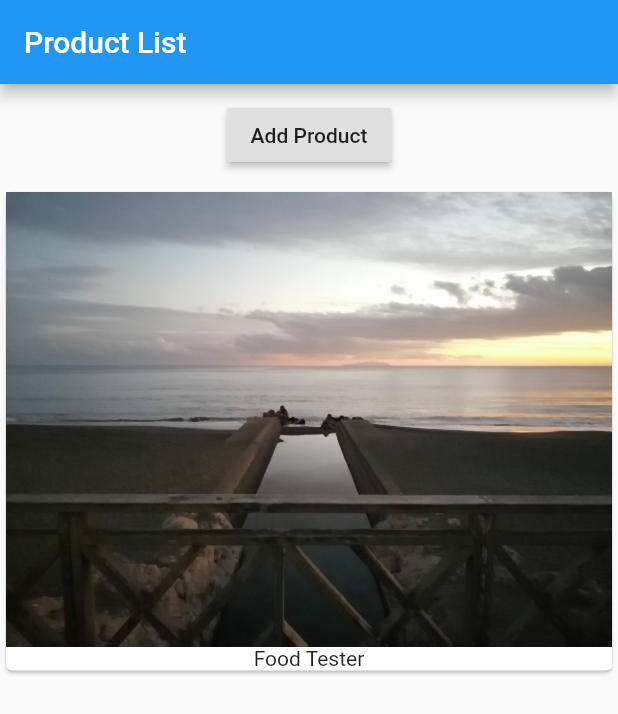
After one commit to jonathanpperry/flutter-product-list, a Flutter app: the screen it shows after launch, on a phone screen of 412 x 824 dp. The commit adds this screen. Shown: the top 714 px of the screen. Run offline on Flutter 3.47's test engine with Material 2 defaults, Android fonts, the phone set to English and light mode, and no system bars.

Commit message:
Separated out products into a class and logic for handling add of product into a project manager class, behavior same as before

```diff
--- a/lib/main.dart
+++ b/lib/main.dart
@@ -1,19 +1,13 @@
+// Flutter imports
 import 'package:flutter/material.dart';
+// Local component imports
+import './product_manager.dart';
 
 main() {
   runApp(ProductsApp());
 }
 
-class ProductsApp extends StatefulWidget {
-  @override
-  State<StatefulWidget> createState() {
-    // Return the state
-    return _MyAppState();
-  }
-}
-
-class _MyAppState extends State<ProductsApp> {
-  List<String> _products = ["Food Tester"];
+class ProductsApp extends StatelessWidget {
   @override
   Widget build(BuildContext context) {
     return MaterialApp(
@@ -22,33 +16,8 @@ class _MyAppState extends State<ProductsApp> {
           appBar: AppBar(
             title: Text("Product List"),
           ),
-          body: Column(
-            children: [
-              Container(
-                margin: EdgeInsets.all(10),
-                child: RaisedButton(
-                  onPressed: () {
-                    setState(() {
-                      _products.add("Advanced Food Tester");
-                    });
-                  },
-                  child: Text("Add Product"),
-                ),
-              ),
-              Column(
-                children: _products
-                    .map((e) => Card(
-                          child: Column(
-                            children: [
-                              Image.asset("assets/beach.jpg"),
-                              Text(e)
-                            ],
-                          ),
-                        ))
-                    .toList(),
-              ),
-            ],
-          )),
+          body: ProductManager(),
+          ),
     );
   }
 }
--- /dev/null
+++ b/lib/product_manager.dart
@@ -0,0 +1,35 @@
+import 'package:flutter/material.dart';
+
+import './products.dart';
+
+class ProductManager extends StatefulWidget {
+  @override
+  State<StatefulWidget> createState() {
+    return _ProductManagerState();
+  }
+}
+
+class _ProductManagerState extends State<ProductManager> {
+  List<String> _products = ["Food Tester"];
+
+  @override
+  Widget build(BuildContext context) {
+    // Return a container
+    return Column(
+      children: [
+        Container(
+          margin: EdgeInsets.all(10),
+          child: RaisedButton(
+            onPressed: () {
+              setState(() {
+                _products.add("Advanced Food Tester");
+              });
+            },
+            child: Text("Add Product"),
+          ),
+        ),
+        Products(_products)
+      ],
+    );
+  }
+}
--- /dev/null
+++ b/lib/products.dart
@@ -0,0 +1,18 @@
+import 'package:flutter/material.dart';
+
+class Products extends StatelessWidget {
+  final List<String> products;
+  Products(this.products);
+  @override
+  Widget build(BuildContext context) {
+    return Column(
+      children: products
+          .map((e) => Card(
+                child: Column(
+                  children: [Image.asset("assets/beach.jpg"), Text(e)],
+                ),
+              ))
+          .toList(),
+    );
+  }
+}
```
